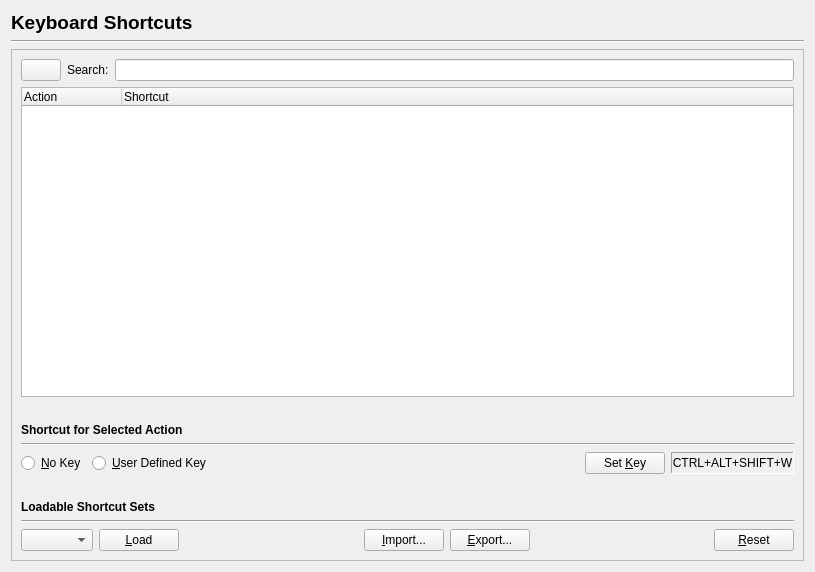
Before: the Qt Designer form scribus/ui/prefs_keyboardshortcutsbase.ui in scribusproject/scribus, drawn with Qt 5.
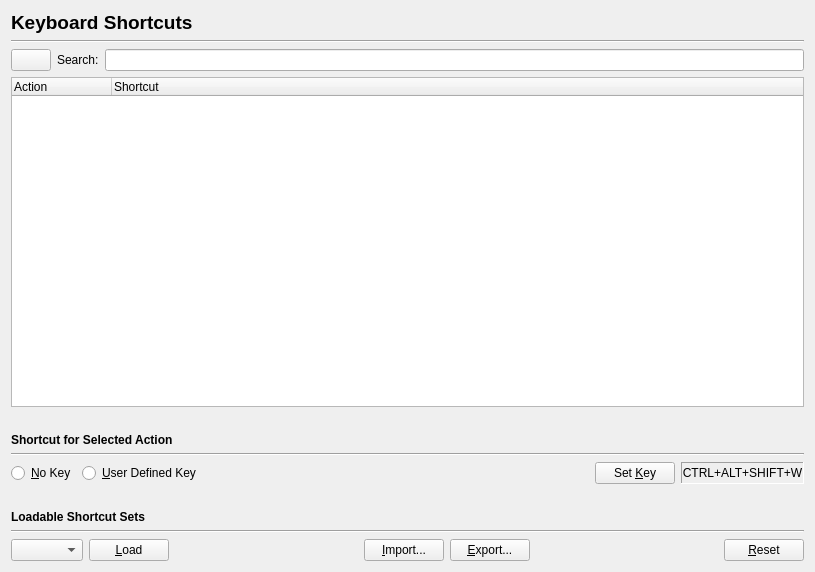
After: the same form once the commit is applied.

Commit message: #16367: Remove frame border from hidden scrollareas in main Preferences dialog <bubu>

The edit to the form file:
```diff
--- a/scribus/ui/prefs_keyboardshortcutsbase.ui
+++ b/scribus/ui/prefs_keyboardshortcutsbase.ui
@@ -37,6 +37,12 @@
    </item>
    <item>
     <widget class="QScrollArea" name="scrollArea">
+     <property name="frameShape">
+      <enum>QFrame::NoFrame</enum>
+     </property>
+     <property name="frameShadow">
+      <enum>QFrame::Plain</enum>
+     </property>
      <property name="widgetResizable">
       <bool>true</bool>
      </property>
@@ -50,6 +56,18 @@
        </rect>
       </property>
       <layout class="QVBoxLayout" name="verticalLayout_2">
+       <property name="leftMargin">
+        <number>0</number>
+       </property>
+       <property name="topMargin">
+        <number>0</number>
+       </property>
+       <property name="rightMargin">
+        <number>0</number>
+       </property>
+       <property name="bottomMargin">
+        <number>0</number>
+       </property>
        <item>
         <layout class="QHBoxLayout">
          <item>
```
The commit also changes 7 other files.
